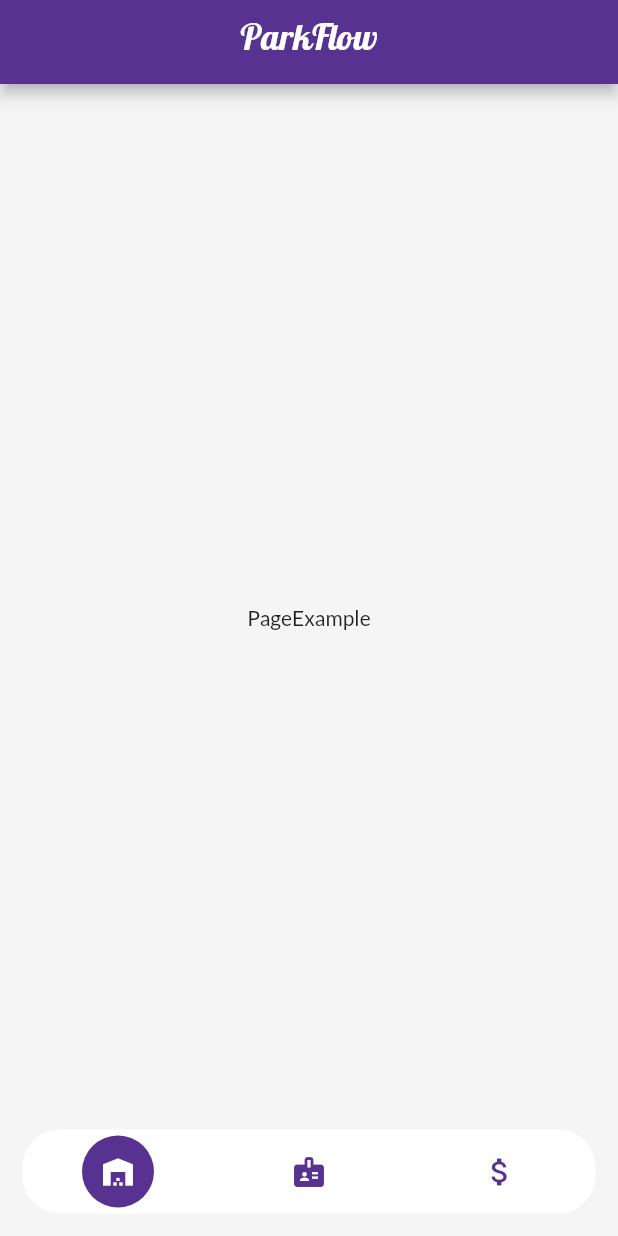
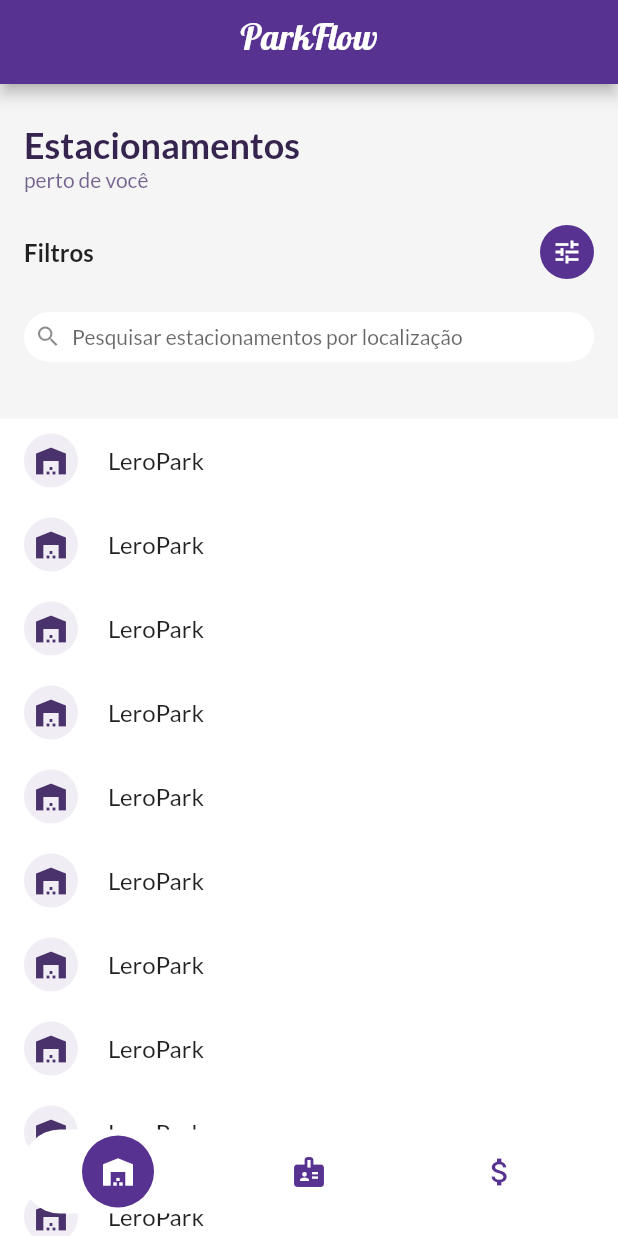
Before and after one commit to Wxze/parkflow_app, a Flutter app: the ParkingLotsView screen opened by its route, on a phone screen of 412 x 824 dp. Run offline on Flutter 3.47's test engine with Material 2 defaults, Android fonts, the phone set to English and light mode, and no system bars; drawn by our look-alikes of flutter_snake_navigationbar; our stand-ins replace page_transition.

Commit message:
Adiciona lista de estacionamentos

```diff
--- a/lib/view/parking_lots_page.dart
+++ b/lib/view/parking_lots_page.dart
@@ -1,4 +1,5 @@
 import 'package:flutter/material.dart';
+import 'package:parkflow_app/view/widgets/parking_lots_list_tile.dart';
 
 class ParkingLotsPage extends StatefulWidget {
   const ParkingLotsPage({super.key});
@@ -10,8 +11,103 @@ class ParkingLotsPage extends StatefulWidget {
 class _ParkingLotsPageState extends State<ParkingLotsPage> {
   @override
   Widget build(BuildContext context) {
-    return const Center(
-      child: Text('PageExample'),
+    return Column(
+      crossAxisAlignment: CrossAxisAlignment.start,
+      children: [
+        Padding(
+          padding: const EdgeInsets.symmetric(horizontal: 16, vertical: 26),
+          child: Column(
+            crossAxisAlignment: CrossAxisAlignment.start,
+            children: [
+              const Text(
+                'Estacionamentos',
+                style: TextStyle(
+                    color: Color(0xFF35244E),
+                    fontSize: 24,
+                    fontWeight: FontWeight.bold),
+              ),
+              const Text(
+                'perto de você',
+                style: TextStyle(
+                    color: Color(0xBF4A326D),
+                    fontSize: 14,
+                    fontWeight: FontWeight.w500),
+              ),
+              const SizedBox(
+                height: 22,
+              ),
+              Row(
+                mainAxisAlignment: MainAxisAlignment.spaceBetween,
+                children: [
+                  const Text(
+                    'Filtros',
+                    style: TextStyle(fontSize: 16, fontWeight: FontWeight.bold),
+                  ),
+                  CircleAvatar(
+                    radius: 18,
+                    backgroundColor: const Color(0xFF583290),
+                    child: IconButton(
+                      onPressed: () {},
+                      splashRadius: 25,
+                      icon: const Icon(
+                        Icons.tune,
+                        size: 20,
+                      ),
+                      color: Colors.white,
+                    ),
+                  ),
+                ],
+              ),
+              const SizedBox(
+                height: 22,
+              ),
+              SizedBox(
+                height: 45,
+                child: TextFormField(
+                  maxLines: 1,
+                  textInputAction: TextInputAction.search,
+                  decoration: const InputDecoration(
+                    isDense: true,
+                    filled: true,
+                    // fillColor: Color(0xFFF0EDF5),
+                    fillColor: Colors.white,
+                    prefixIcon: Icon(Icons.search),
+                    prefixIconConstraints:
+                        BoxConstraints(minHeight: 32, minWidth: 32),
+                    border: UnderlineInputBorder(
+                      borderRadius: BorderRadius.all(Radius.circular(20.0)),
+                      borderSide: BorderSide(color: Colors.white),
+                    ),
+                    enabledBorder: UnderlineInputBorder(
+                      borderRadius: BorderRadius.all(Radius.circular(20.0)),
+                      borderSide: BorderSide(color: Colors.white),
+                    ),
+                    hintText: 'Pesquisar estacionamentos por localização',
+                    hintStyle: TextStyle(
+                      fontFamily: 'Lato',
+                      fontSize: 14,
+                    ),
+                  ),
+                  style: const TextStyle(
+                    fontFamily: 'Lato',
+                    fontSize: 14,
+                    color: Color(0xFF000000),
+                  ),
+                ),
+              ),
+            ],
+          ),
+        ),
+        Expanded(
+          child: ListView.builder(
+            itemCount: 20,
+            itemBuilder: (context, index) {
+              return const ParkingLotsListTile();
+            },
+            clipBehavior: Clip.none,
+          ),
+        )
+      ],
     );
   }
 }
--- a/lib/view/parking_lots_view.dart
+++ b/lib/view/parking_lots_view.dart
@@ -28,7 +28,6 @@ class _ParkingLotsViewState extends State<ParkingLotsView> {
   @override
   Widget build(BuildContext context) {
     return Scaffold(
-      extendBodyBehindAppBar: true,
       resizeToAvoidBottomInset: true,
       extendBody: true,
       backgroundColor: const Color(0xFFF5F5F5),
--- /dev/null
+++ b/lib/view/widgets/parking_lots_list_tile.dart
@@ -0,0 +1,26 @@
+import 'package:flutter/material.dart';
+
+class ParkingLotsListTile extends StatefulWidget {
+  const ParkingLotsListTile({super.key});
+
+  @override
+  State<ParkingLotsListTile> createState() => _ParkingLotsListTileState();
+}
+
+class _ParkingLotsListTileState extends State<ParkingLotsListTile> {
+  @override
+  Widget build(BuildContext context) {
+    return const ListTile(
+      tileColor: Colors.white,
+      leading: CircleAvatar(
+        radius: 18,
+        backgroundColor: Color(0xFFF0EDF5),
+        child: Icon(
+          Icons.warehouse,
+          color: Color(0xFF4A326D),
+        ),
+      ),
+      title: Text('LeroPark'),
+    );
+  }
+}
```
